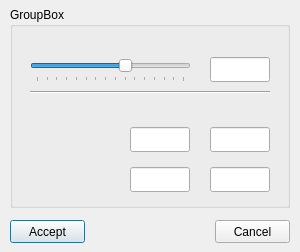
Qt form Sources/mappingdialog.ui (pi-null-mezon/QPULSECAPTURE) before a commit.
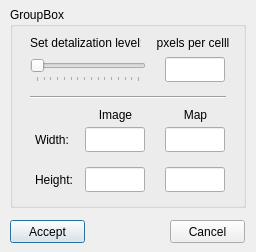
The same form after that commit.

What changed in the file:
```diff
--- a/Sources/mappingdialog.ui
+++ b/Sources/mappingdialog.ui
@@ -6,7 +6,7 @@
    <rect>
     <x>0</x>
     <y>0</y>
-    <width>300</width>
+    <width>256</width>
     <height>252</height>
    </rect>
   </property>
@@ -18,7 +18,7 @@
     <rect>
      <x>10</x>
      <y>7</y>
-     <width>280</width>
+     <width>236</width>
      <height>201</height>
     </rect>
    </property>
@@ -28,60 +28,105 @@
    <widget class="QLineEdit" name="lineEdit">
     <property name="geometry">
      <rect>
-      <x>120</x>
+      <x>75</x>
       <y>120</y>
       <width>60</width>
       <height>25</height>
      </rect>
     </property>
+    <property name="alignment">
+     <set>Qt::AlignCenter</set>
+    </property>
+    <property name="readOnly">
+     <bool>true</bool>
+    </property>
    </widget>
    <widget class="QLineEdit" name="lineEdit_2">
     <property name="geometry">
      <rect>
-      <x>200</x>
+      <x>155</x>
       <y>120</y>
       <width>60</width>
       <height>25</height>
      </rect>
     </property>
+    <property name="alignment">
+     <set>Qt::AlignCenter</set>
+    </property>
+    <property name="readOnly">
+     <bool>true</bool>
+    </property>
    </widget>
    <widget class="QLineEdit" name="lineEdit_3">
     <property name="geometry">
      <rect>
-      <x>120</x>
+      <x>75</x>
       <y>160</y>
       <width>60</width>
       <height>25</height>
      </rect>
     </property>
+    <property name="alignment">
+     <set>Qt::AlignCenter</set>
+    </property>
+    <property name="readOnly">
+     <bool>true</bool>
+    </property>
    </widget>
    <widget class="QLineEdit" name="lineEdit_4">
     <property name="geometry">
      <rect>
-      <x>200</x>
+      <x>155</x>
       <y>160</y>
       <width>60</width>
       <height>25</height>
      </rect>
     </property>
+    <property name="alignment">
+     <set>Qt::AlignCenter</set>
+    </property>
+    <property name="readOnly">
+     <bool>true</bool>
+    </property>
    </widget>
    <widget class="QLineEdit" name="lineEdit_5">
     <property name="geometry">
      <rect>
-      <x>200</x>
+      <x>155</x>
       <y>50</y>
       <width>60</width>
       <height>25</height>
      </rect>
     </property>
+    <property name="font">
+     <font>
+      <family>GOST type B</family>
+      <pointsize>12</pointsize>
+      <weight>50</weight>
+      <italic>true</italic>
+      <bold>false</bold>
+     </font>
+    </property>
+    <property name="text">
+     <string/>
+    </property>
+    <property name="frame">
+     <bool>true</bool>
+    </property>
+    <property name="alignment">
+     <set>Qt::AlignCenter</set>
+    </property>
+    <property name="readOnly">
+     <bool>true</bool>
+    </property>
    </widget>
    <widget class="Line" name="line">
     <property name="geometry">
      <rect>
       <x>20</x>
-      <y>70</y>
-      <width>240</width>
-      <height>30</height>
+      <y>80</y>
+      <width>196</width>
+      <height>21</height>
      </rect>
     </property>
     <property name="orientation">
@@ -93,7 +138,7 @@
      <rect>
       <x>20</x>
       <y>50</y>
-      <width>161</width>
+      <width>116</width>
       <height>25</height>
      </rect>
     </property>
@@ -107,7 +152,7 @@
      <number>1</number>
     </property>
     <property name="sliderPosition">
-     <number>10</number>
+     <number>1</number>
     </property>
     <property name="orientation">
      <enum>Qt::Horizontal</enum>
@@ -116,6 +161,107 @@
      <enum>QSlider::TicksBelow</enum>
     </property>
    </widget>
+   <widget class="QLabel" name="label">
+    <property name="geometry">
+     <rect>
+      <x>20</x>
+      <y>26</y>
+      <width>111</width>
+      <height>20</height>
+     </rect>
+    </property>
+    <property name="text">
+     <string>Set detalization level:</string>
+    </property>
+   </widget>
+   <widget class="QLabel" name="label_2">
+    <property name="geometry">
+     <rect>
+      <x>140</x>
+      <y>26</y>
+      <width>86</width>
+      <height>20</height>
+     </rect>
+    </property>
+    <property name="text">
+     <string>pxels per celll</string>
+    </property>
+    <property name="alignment">
+     <set>Qt::AlignCenter</set>
+    </property>
+   </widget>
+   <widget class="QLabel" name="label_3">
+    <property name="geometry">
+     <rect>
+      <x>25</x>
+      <y>120</y>
+      <width>56</width>
+      <height>25</height>
+     </rect>
+    </property>
+    <property name="text">
+     <string>Width:</string>
+    </property>
+   </widget>
+   <widget class="QLabel" name="label_4">
+    <property name="geometry">
+     <rect>
+      <x>25</x>
+      <y>160</y>
+      <width>56</width>
+      <height>25</height>
+     </rect>
+    </property>
+    <property name="text">
+     <string>Height:</string>
+    </property>
+   </widget>
+   <widget class="QLabel" name="label_5">
+    <property name="geometry">
+     <rect>
+      <x>75</x>
+      <y>95</y>
+      <width>61</width>
+      <height>25</height>
+     </rect>
+    </property>
+    <property name="text">
+     <string>Image</string>
+    </property>
+    <property name="alignment">
+     <set>Qt::AlignCenter</set>
+    </property>
+   </widget>
+   <widget class="QLabel" name="label_6">
+    <property name="geometry">
+     <rect>
+      <x>155</x>
+      <y>95</y>
+      <width>61</width>
+      <height>25</height>
+     </rect>
+    </property>
+    <property name="text">
+     <string>Map</string>
+    </property>
+    <property name="alignment">
+     <set>Qt::AlignCenter</set>
+    </property>
+   </widget>
+   <zorder>editWidthImage</zorder>
+   <zorder>editWidthMap</zorder>
+   <zorder>editHeightImage</zorder>
+   <zorder>editHeightMap</zorder>
+   <zorder>editCell</zorder>
+   <zorder>line</zorder>
+   <zorder>sliderCell</zorder>
+   <zorder>label</zorder>
+   <zorder>label_2</zorder>
+   <zorder>label_3</zorder>
+   <zorder>label_4</zorder>
+   <zorder>buttonReject</zorder>
+   <zorder>label_5</zorder>
+   <zorder>label_6</zorder>
   </widget>
   <widget class="QPushButton" name="buttonAccept">
    <property name="geometry">
@@ -133,7 +279,7 @@
   <widget class="QPushButton" name="buttonReject">
    <property name="geometry">
     <rect>
-     <x>215</x>
+     <x>170</x>
      <y>220</y>
      <width>75</width>
      <height>23</height>
```
Left out of the diff: 14 changed lines with no effect on the pictures.
